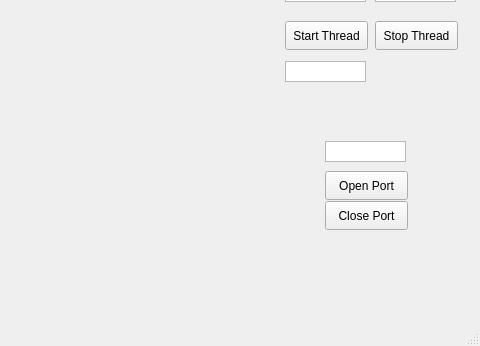
First picture: the form in mainwindow.ui, repository Tsytsarovar/RSTime, before the edit; both pictures show x 315 to 795 and y 229 to 575 of the 795 by 575 pixel window.
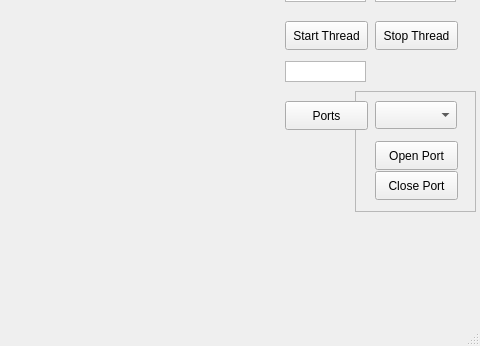
Second picture: the form after the edit. Custom widgets are drawn as their Qt base class.

Commit message: option select ports

Patch:
```diff
--- a/mainwindow.ui
+++ b/mainwindow.ui
@@ -147,46 +147,75 @@
      <bool>false</bool>
     </property>
    </widget>
-   <widget class="QPushButton" name="openPortButton">
+   <widget class="QFrame" name="portFrame">
     <property name="geometry">
      <rect>
-      <x>640</x>
-      <y>400</y>
-      <width>83</width>
-      <height>29</height>
+      <x>670</x>
+      <y>320</y>
+      <width>121</width>
+      <height>121</height>
      </rect>
     </property>
-    <property name="text">
-     <string>Open Port</string>
+    <property name="autoFillBackground">
+     <bool>true</bool>
     </property>
-   </widget>
-   <widget class="QTextEdit" name="openPortText">
-    <property name="geometry">
-     <rect>
-      <x>640</x>
-      <y>370</y>
-      <width>81</width>
-      <height>21</height>
-     </rect>
+    <property name="frameShape">
+     <enum>QFrame::StyledPanel</enum>
     </property>
-    <property name="verticalScrollBarPolicy">
-     <enum>Qt::ScrollBarAlwaysOff</enum>
+    <property name="frameShadow">
+     <enum>QFrame::Raised</enum>
     </property>
-    <property name="readOnly">
+    <widget class="QComboBox" name="portsComboBox">
+     <property name="geometry">
+      <rect>
+       <x>20</x>
+       <y>10</y>
+       <width>82</width>
+       <height>28</height>
+      </rect>
+     </property>
+    </widget>
+    <widget class="QPushButton" name="closePortButton">
+     <property name="geometry">
+      <rect>
+       <x>20</x>
+       <y>80</y>
+       <width>83</width>
+       <height>29</height>
+      </rect>
+     </property>
+     <property name="text">
+      <string>Close Port</string>
+     </property>
+    </widget>
+    <widget class="QPushButton" name="openPortButton">
+     <property name="geometry">
+      <rect>
+       <x>20</x>
+       <y>50</y>
+       <width>83</width>
+       <height>29</height>
+      </rect>
+     </property>
+     <property name="text">
+      <string>Open Port</string>
+     </property>
+    </widget>
+   </widget>
+   <widget class="QPushButton" name="portsButton">
+    <property name="enabled">
      <bool>true</bool>
     </property>
-   </widget>
-   <widget class="QPushButton" name="closePortButton">
     <property name="geometry">
      <rect>
-      <x>640</x>
-      <y>430</y>
+      <x>600</x>
+      <y>330</y>
       <width>83</width>
       <height>29</height>
      </rect>
     </property>
     <property name="text">
-     <string>Close Port</string>
+     <string>Ports</string>
     </property>
    </widget>
   </widget>
```
The commit also changes 4 other files.
